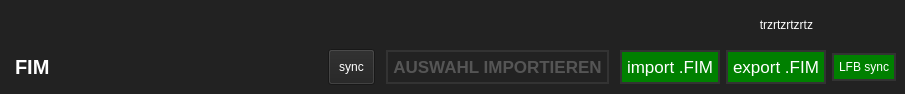
Before: the Qt Designer form fim/gui/draft/io_btn.ui in b-lack/qgis-fim-plugin, drawn with Qt 5.
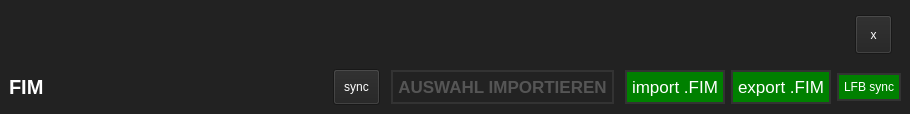
After: the same form once the commit is applied.

What changed in the file:
```diff
--- a/fim/gui/draft/io_btn.ui
+++ b/fim/gui/draft/io_btn.ui
@@ -6,8 +6,8 @@
    <rect>
     <x>0</x>
     <y>0</y>
-    <width>905</width>
-    <height>94</height>
+    <width>910</width>
+    <height>97</height>
    </rect>
   </property>
   <property name="sizePolicy">
@@ -49,7 +49,7 @@
       <property name="topMargin">
        <number>6</number>
       </property>
-      <item row="1" column="1">
+      <item row="3" column="1">
        <widget class="QLabel" name="label">
         <property name="font">
          <font>
@@ -65,7 +65,74 @@
         </property>
        </widget>
       </item>
-      <item row="1" column="7">
+      <item row="3" column="4">
+       <widget class="QPushButton" name="lfb_sync_btn">
+        <property name="text">
+         <string>sync</string>
+        </property>
+       </widget>
+      </item>
+      <item row="3" column="6">
+       <widget class="QPushButton" name="lfbImportBtn">
+        <property name="font">
+         <font>
+          <pointsize>13</pointsize>
+          <bold>false</bold>
+         </font>
+        </property>
+        <property name="cursor">
+         <cursorShape>PointingHandCursor</cursorShape>
+        </property>
+        <property name="styleSheet">
+         <string notr="true">QPushButton{
+	border: 2px solid #333;
+	color: #555;
+	padding: 5px;
+}
+QPushButton:enabled{
+	border: 2px solid #333;
+	background-color: green;
+	color: #fff;
+}</string>
+        </property>
+        <property name="text">
+         <string>import .FIM</string>
+        </property>
+       </widget>
+      </item>
+      <item row="3" column="5">
+       <widget class="QPushButton" name="lfbImportSelectedBtn">
+        <property name="enabled">
+         <bool>false</bool>
+        </property>
+        <property name="font">
+         <font>
+          <pointsize>13</pointsize>
+          <bold>true</bold>
+         </font>
+        </property>
+        <property name="cursor">
+         <cursorShape>PointingHandCursor</cursorShape>
+        </property>
+        <property name="styleSheet">
+         <string notr="true">QPushButton{
+	border: 2px solid #333;
+	color: #555;
+	margin: 0 5px;
+	padding: 5px;
+}
+QPushButton:enabled{
+	border: 2px solid #333;
+	background-color: green;
+	color: #fff;
+}</string>
+        </property>
+        <property name="text">
+         <string>AUSWAHL IMPORTIEREN</string>
+        </property>
+       </widget>
+      </item>
+      <item row="3" column="7">
        <widget class="QPushButton" name="lfbExportBtn">
         <property name="font">
          <font>
@@ -93,7 +160,26 @@
         </property>
        </widget>
       </item>
-      <item row="1" column="2">
+      <item row="3" column="8">
+       <widget class="QPushButton" name="lfb_auth_btn">
+        <property name="styleSheet">
+         <string notr="true">QPushButton{
+	border: 2px solid #333;
+	color: #555;
+	padding: 5px;
+}
+QPushButton:enabled{
+	border: 2px solid #333;
+	background-color: green;
+	color: #fff;
+}</string>
+        </property>
+        <property name="text">
+         <string>LFB sync</string>
+        </property>
+       </widget>
+      </item>
+      <item row="3" column="2">
        <spacer name="horizontalSpacer">
         <property name="orientation">
          <enum>Qt::Horizontal</enum>
@@ -106,100 +192,33 @@
         </property>
        </spacer>
       </item>
-      <item row="0" column="0" colspan="8">
-       <widget class="QLabel" name="lfbExportFeedback">
-        <property name="text">
-         <string>trzrtzrtzrtz</string>
-        </property>
-        <property name="alignment">
-         <set>Qt::AlignRight|Qt::AlignTrailing|Qt::AlignVCenter</set>
-        </property>
-       </widget>
-      </item>
-      <item row="1" column="4">
-       <widget class="QPushButton" name="lfb_sync_btn">
-        <property name="text">
-         <string>sync</string>
-        </property>
-       </widget>
-      </item>
-      <item row="1" column="5">
-       <widget class="QPushButton" name="lfbImportSelectedBtn">
-        <property name="enabled">
-         <bool>false</bool>
-        </property>
-        <property name="font">
-         <font>
-          <pointsize>13</pointsize>
-          <bold>true</bold>
-         </font>
-        </property>
-        <property name="cursor">
-         <cursorShape>PointingHandCursor</cursorShape>
-        </property>
-        <property name="styleSheet">
-         <string notr="true">QPushButton{
-	border: 2px solid #333;
-	color: #555;
-	margin: 0 5px;
-	padding: 5px;
-}
-QPushButton:enabled{
-	border: 2px solid #333;
-	background-color: green;
-	color: #fff;
-}</string>
-        </property>
-        <property name="text">
-         <string>AUSWAHL IMPORTIEREN</string>
-        </property>
-       </widget>
-      </item>
-      <item row="1" column="6">
-       <widget class="QPushButton" name="lfbImportBtn">
-        <property name="font">
-         <font>
-          <pointsize>13</pointsize>
-          <bold>false</bold>
-         </font>
-        </property>
-        <property name="cursor">
-         <cursorShape>PointingHandCursor</cursorShape>
-        </property>
-        <property name="styleSheet">
-         <string notr="true">QPushButton{
-	border: 2px solid #333;
-	color: #555;
-	padding: 5px;
-}
-QPushButton:enabled{
-	border: 2px solid #333;
-	background-color: green;
-	color: #fff;
-}</string>
-        </property>
-        <property name="text">
-         <string>import .FIM</string>
-        </property>
-       </widget>
-      </item>
-      <item row="1" column="8">
-       <widget class="QPushButton" name="lfb_auth_btn">
-        <property name="styleSheet">
-         <string notr="true">QPushButton{
-	border: 2px solid #333;
-	color: #555;
-	padding: 5px;
-}
-QPushButton:enabled{
-	border: 2px solid #333;
-	background-color: green;
-	color: #fff;
-}</string>
-        </property>
-        <property name="text">
-         <string>LFB sync</string>
-        </property>
+      <item row="1" column="1" colspan="8">
+       <widget class="QWidget" name="lfb_error_wrapper" native="true">
+        <layout class="QHBoxLayout" name="horizontalLayout">
+         <item>
+          <widget class="QLabel" name="lfbExportFeedback">
+           <property name="sizePolicy">
+            <sizepolicy hsizetype="Ignored" vsizetype="Preferred">
+             <horstretch>0</horstretch>
+             <verstretch>0</verstretch>
+            </sizepolicy>
+           </property>
+           <property name="text">
+            <string/>
+           </property>
+           <property name="alignment">
+                <set>Qt::AlignLeft|Qt::AlignTrailing|Qt::AlignVCenter</set>
+           </property>
+          </widget>
+         </item>
+         <item>
+          <widget class="QToolButton" name="lfb_error_hide_btn">
+           <property name="text">
+            <string>x</string>
+           </property>
+          </widget>
+         </item>
+        </layout>
        </widget>
       </item>
      </layout>
```
Left out of the diff: 2 changed lines with no effect on the pictures.
